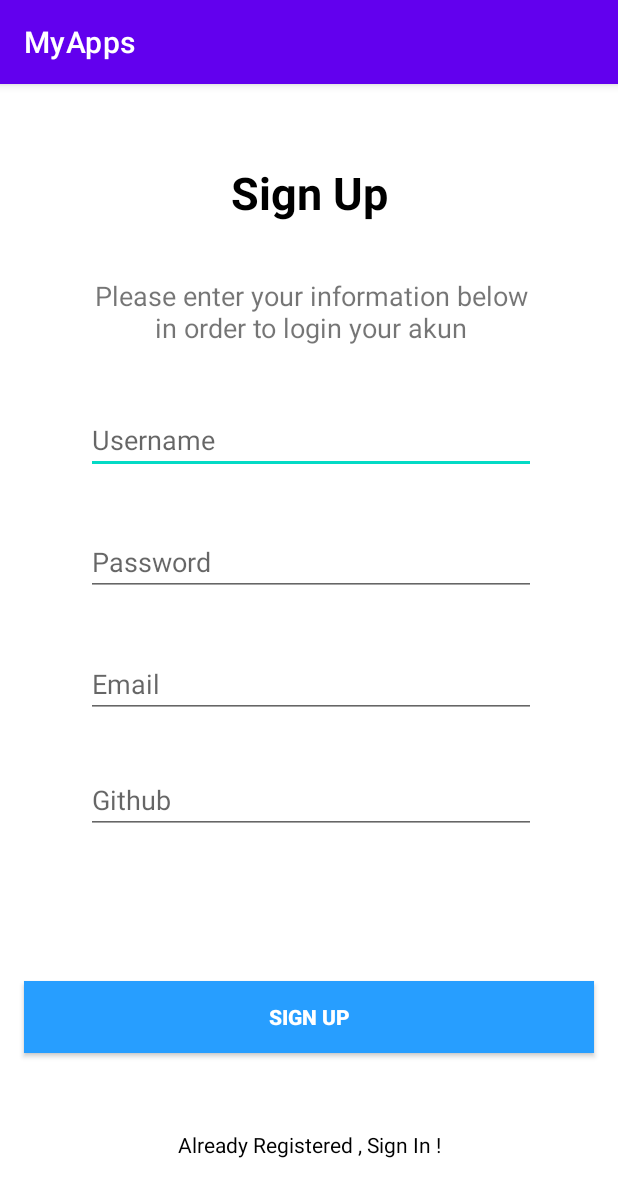
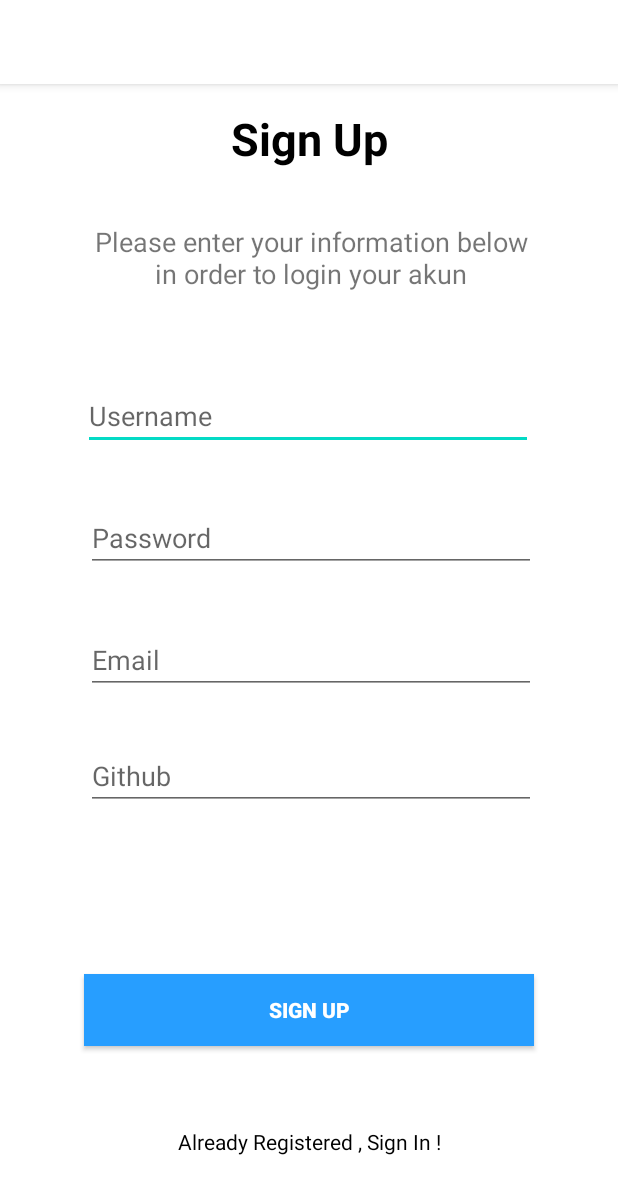
Before and after one commit to Wahyu2003/MyApps, an Android app: the SignUpActivity screen opened directly, with no data from a screen before it, on a phone screen of 412 x 824 dp. Shown: the top 1197 px of the screen. Run offline under Robolectric (Android 15) with nearby library versions, the phone set to English and light mode, and no system bars; our stand-ins replace Firebase (no records; nobody signed in at launch, a user with empty details on screens opened directly).

Commit message:
login
perubahan sign in

```diff
--- a/app/src/main/java/com/Try/MyApps/SignInActivity.kt
+++ b/app/src/main/java/com/Try/MyApps/SignInActivity.kt
@@ -15,8 +15,6 @@ class SignInActivity : AppCompatActivity() {
     private lateinit var databaseReference: DatabaseReference
     private lateinit var firebaseDatabase: FirebaseDatabase
     private lateinit var binding: ActivitySignInBinding
-
-    // variabel untuk autentikasi firebase
     private lateinit var firebaseAuth: FirebaseAuth
 
     override fun onCreate(savedInstanceState: Bundle?) {
@@ -39,12 +37,9 @@ class SignInActivity : AppCompatActivity() {
             val email = binding.email.text.toString()
             val password = binding.password.text.toString()
 
-            // Create a Regex pattern for email validation
             val emailPattern = "[a-zA-Z0-9._-]+@[a-z]+\\.+[a-z]+".toRegex()
 
-            // Check if the email matches the pattern
             if (!email.matches(emailPattern)) {
-                // If not, show a toast message
                 Toast.makeText(this@SignInActivity, "Email tidak valid", Toast.LENGTH_SHORT).show()
                 // Return from the function
                 return@setOnClickListener
--- a/app/src/main/res/layout/activity_sign_up.xml
+++ b/app/src/main/res/layout/activity_sign_up.xml
@@ -12,12 +12,12 @@
         android:id="@+id/inptUsername"
         android:layout_width="300dp"
         android:layout_height="wrap_content"
-        android:layout_marginTop="36dp"
+        android:layout_marginTop="56dp"
         android:ems="10"
         android:hint="Username"
         android:inputType="text"
         app:layout_constraintEnd_toEndOf="parent"
-        app:layout_constraintHorizontal_bias="0.513"
+        app:layout_constraintHorizontal_bias="0.495"
         app:layout_constraintStart_toStartOf="parent"
         app:layout_constraintTop_toBottomOf="@+id/textView4" />
 
@@ -62,7 +62,7 @@
 
     <androidx.appcompat.widget.AppCompatButton
         android:id="@+id/btnRegister"
-        android:layout_width="0dp"
+        android:layout_width="300dp"
         android:layout_height="wrap_content"
         android:layout_marginHorizontal="16dp"
         android:layout_marginBottom="80dp"
@@ -92,7 +92,7 @@
         android:id="@+id/textView3"
         android:layout_width="wrap_content"
         android:layout_height="wrap_content"
-        android:layout_marginTop="52dp"
+        android:layout_marginTop="16dp"
         android:text="Sign Up"
         android:textColor="@color/black"
         android:textSize="30sp"
--- a/app/src/main/res/values/strings.xml
+++ b/app/src/main/res/values/strings.xml
@@ -5,4 +5,6 @@
     <string name="name">Nama</string>
     <string name="email">Email</string>
     <string name="avatar">image</string>
+    <string name="password_hint">Password</string>
+
 </resources>
--- a/app/src/main/res/values/themes.xml
+++ b/app/src/main/res/values/themes.xml
@@ -2,8 +2,8 @@
     <!-- Base application theme. -->
     <style name="Theme.MyApps" parent="Theme.MaterialComponents.DayNight.DarkActionBar">
         <!-- Primary brand color. -->
-        <item name="colorPrimary">@color/purple_500</item>
-        <item name="colorPrimaryVariant">@color/purple_700</item>
+        <item name="colorPrimary">@color/white</item>
+        <item name="colorPrimaryVariant">@color/white</item>
         <item name="colorOnPrimary">@color/white</item>
         <!-- Secondary brand color. -->
         <item name="colorSecondary">@color/teal_200</item>
@@ -12,5 +12,6 @@
         <!-- Status bar color. -->
         <item name="android:statusBarColor" tools:targetApi="21">?attr/colorPrimaryVariant</item>
         <!-- Customize your theme here. -->
+
     </style>
 </resources>
```
Also changed, not shown: app/src/main/res/layout/activity_sign_in.xml (+4 -3 lines).
